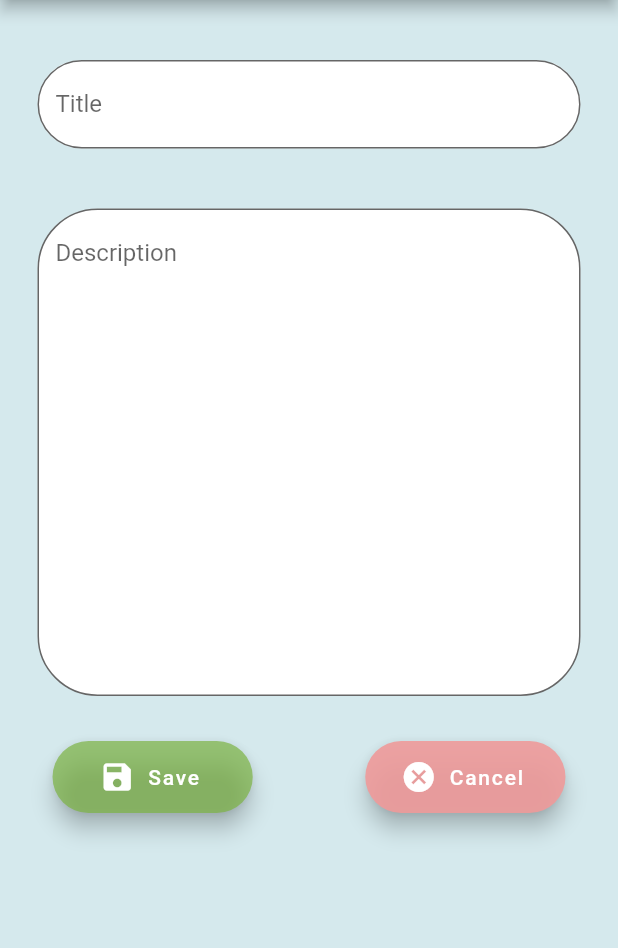
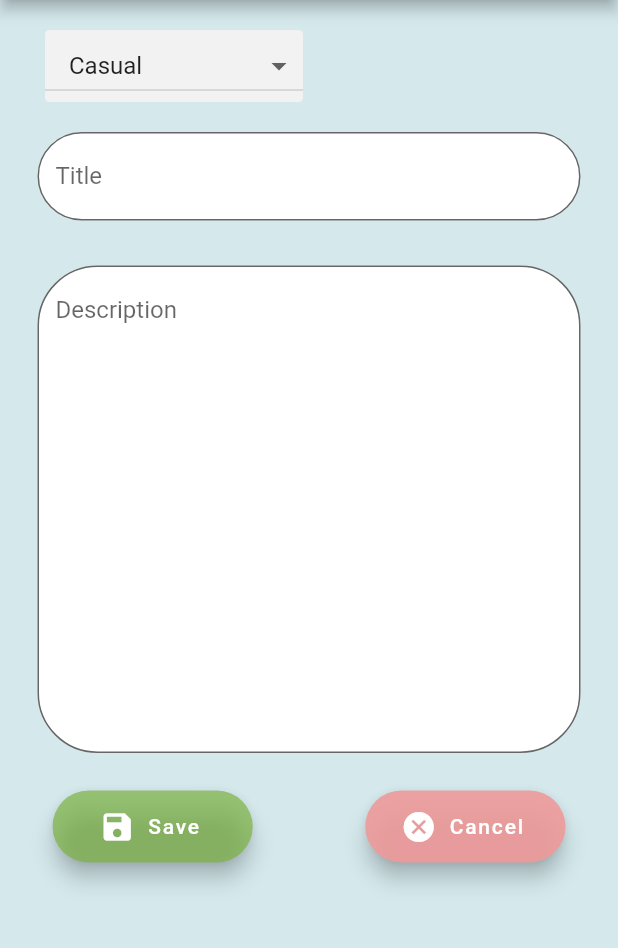
Before and after one commit to Ankan1998/Notebook_flutter, a Flutter app: the AddNote screen opened directly, on a phone screen of 412 x 824 dp, the part 84-1032 px from its top. Run offline on Flutter 3.47's test engine with Material 2 defaults, Android fonts, the phone set to English and light mode, and no system bars; our stand-ins replace google_fonts, hive, hive_flutter, sqflite; accounts and stored records are empty; generated files the repository leaves out were written again.

Commit message:
dropdown for color priority added

```diff
--- a/flutternote/lib/screens/add_note_screen.dart
+++ b/flutternote/lib/screens/add_note_screen.dart
@@ -21,37 +21,20 @@ class AddNote extends StatefulWidget {
 
 class _AddNoteState extends State<AddNote> {
   Note note_;
-  static var _priorities = ['Urgent', 'Medium', 'Casual'];
+  static var _priorities = ['Casual', 'Medium', 'Important'];
+  String _chosenValue=_priorities[0];
   TextEditingController titleController = TextEditingController();
   TextEditingController descriptionController = TextEditingController();
-  String barTitle;
-
 
 
   void moveToMainScreen() {
     Navigator.pop(context, true);
   }
 
-  // void updateTitle() {
-  //   note.title = titleController.text;
-  // }
-
-  // void updateDescription() {
-  //   note.description = descriptionController.text;
-  // }
-
   void _save(Note notex) {
     final notebox = Hive.box('notes');
-    notex.date = DateFormat.yMMMd().format(DateTime.now());
     notebox.add(notex);
-    // widget.note.date = DateFormat.yMMMd().format(DateTime.now());
 
-    moveToMainScreen();
-  }
-
-
-
-  void _delete() async {
     moveToMainScreen();
   }
 
@@ -84,14 +67,55 @@ class _AddNoteState extends State<AddNote> {
     );
   }
 
+  Widget dropdown() {
+    return Padding(
+      padding: const EdgeInsets.only(
+        top:5,
+        left:20,
+        right:200
+      ),
+      child: Container(
+        decoration: BoxDecoration(
+          borderRadius: BorderRadius.all(Radius.circular(3)),
+          color: Color(0xFFF2F2F2)
+        ),
+        child: ButtonTheme(
+          alignedDropdown: true,
+          child: DropdownButton(
+            isExpanded: true,
+            value: _chosenValue,
+            items: _priorities.map((String dropDownStringItem) {
+              return DropdownMenuItem<String>(
+
+                child: Text(dropDownStringItem),
+                value: dropDownStringItem,
+              );
+            }).toList(),
+
+            onChanged: (value) {
+              setState(() {
+                _chosenValue = value;
+              });
+            },
+          ),
+        ),
+      ),
+    );
+  }
+
   Widget _savebutton() {
     return Expanded(
       child: FloatingActionButton.extended(
         heroTag: "btn1",
         onPressed: () {
+          var color_code = {'Casual': 0, 'Medium': 1, 'Important': 2};
           note_ = Note(
-              1, titleController.text, '', 2, descriptionController.text);
-          print(note_.title);
+              1,
+              titleController.text,
+              DateFormat.yMMMd().format(DateTime.now()),
+              color_code[_chosenValue],
+              descriptionController.text);
+
           _save(note_);
           // moveToMainScreen();
         },
@@ -141,31 +165,14 @@ class _AddNoteState extends State<AddNote> {
         padding: EdgeInsets.only(top: 15.0, left: 10.0, right: 10.0),
         child: ListView(
           children: [
-            // ListTile(
-            //   title: DropdownButton(
-            //     items: _priorities.map((String dropDownStringItem) {
-            //       return DropdownMenuItem<String>(
-            //         child: Text(dropDownStringItem),
-            //         value: updateStringPriority(1),
-            //       );
-            //     }).toList(),
-            //     style: textStyle,
-            //     value: 'Casual',
-            //     onChanged: (value) {
-            //       // setState(() {
-            //       //   debugPrint('user ${value}');
-            //       //   updateIntPriority(value);
-            //       // });
-            //     },
-            //   ),
-            // ),
+            dropdown(),
             // Second Element
-            SizedBox(height: 10),
+            SizedBox(height: 5),
             Padding(
               padding: const EdgeInsets.all(15.0),
               child: _buildtitle(),
             ),
-            SizedBox(height: 10),
+
             // Third element
             Padding(
               padding: const EdgeInsets.all(15.0),
@@ -174,7 +181,7 @@ class _AddNoteState extends State<AddNote> {
             // Fourth element
             Padding(
                 padding: EdgeInsets.only(
-                    top: 15.0, bottom: 15.0, left: 25, right: 25),
+                    top: 10.0, bottom: 10.0, left: 25, right: 25),
                 child: Row(
                   children: <Widget>[
                     _savebutton(),
@@ -183,8 +190,7 @@ class _AddNoteState extends State<AddNote> {
                     ),
                     _cancelbutton()
                   ],
-                )
-                )
+                ))
           ],
         ),
       ),
```
